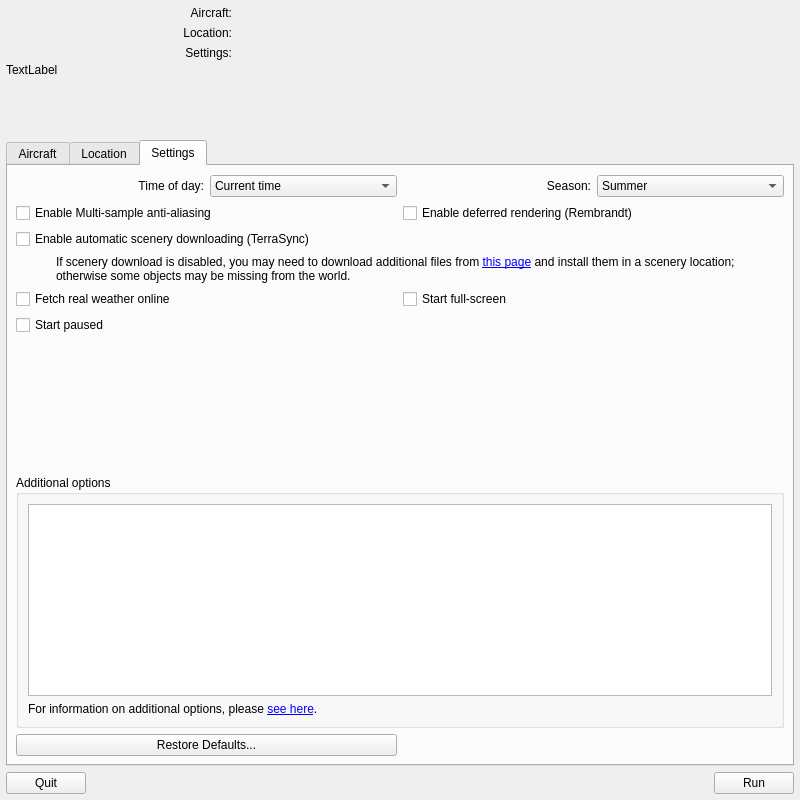
FlightGear/flightgear, file src/GUI/Launcher.ui: the form before one commit.
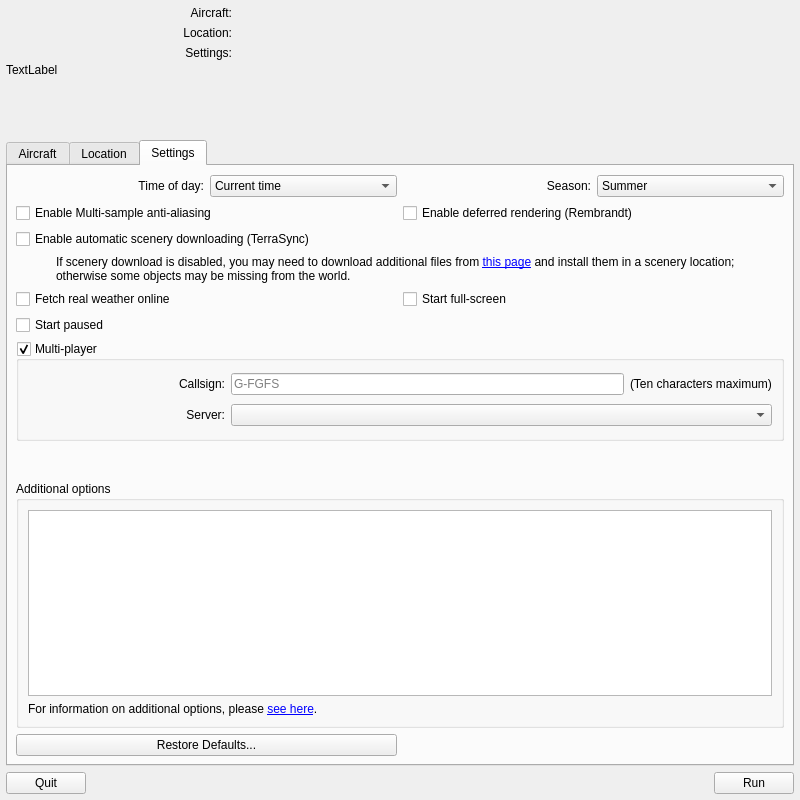
The form after the commit. The open tabs and pages were chosen to show the change. Custom widgets are drawn as their Qt base class.

Commit message: Initial MP support in the launcher.

```diff
--- a/src/GUI/Launcher.ui
+++ b/src/GUI/Launcher.ui
@@ -269,7 +269,7 @@
        <property name="bottomMargin">
         <number>8</number>
        </property>
-       <item row="8" column="0">
+       <item row="9" column="0">
         <widget class="QPushButton" name="restoreDefaultsButton">
          <property name="text">
           <string>Restore Defaults...</string>
@@ -452,7 +452,7 @@
          </item>
         </layout>
        </item>
-       <item row="7" column="0" colspan="2">
+       <item row="8" column="0" colspan="2">
         <widget class="QGroupBox" name="groupBox_2">
          <property name="title">
           <string>Additional options</string>
@@ -480,7 +480,7 @@
          </layout>
         </widget>
        </item>
-       <item row="6" column="0">
+       <item row="7" column="0">
         <spacer name="verticalSpacer">
          <property name="orientation">
           <enum>Qt::Vertical</enum>
@@ -493,6 +493,64 @@
          </property>
         </spacer>
        </item>
+       <item row="6" column="0" colspan="2">
+        <widget class="QGroupBox" name="mpBox">
+         <property name="minimumSize">
+          <size>
+           <width>0</width>
+           <height>100</height>
+          </size>
+         </property>
+         <property name="title">
+          <string>Multi-player</string>
+         </property>
+         <property name="checkable">
+          <bool>true</bool>
+         </property>
+         <layout class="QGridLayout" name="gridLayout" columnstretch="1,2,0">
+          <item row="0" column="0">
+           <widget class="QLabel" name="label_9">
+            <property name="text">
+             <string>Callsign:</string>
+            </property>
+            <property name="alignment">
+             <set>Qt::AlignRight|Qt::AlignTrailing|Qt::AlignVCenter</set>
+            </property>
+           </widget>
+          </item>
+          <item row="1" column="0">
+           <widget class="QLabel" name="label_10">
+            <property name="text">
+             <string>Server:</string>
+            </property>
+            <property name="alignment">
+             <set>Qt::AlignRight|Qt::AlignTrailing|Qt::AlignVCenter</set>
+            </property>
+           </widget>
+          </item>
+          <item row="0" column="1">
+           <widget class="QLineEdit" name="mpCallsign">
+            <property name="maxLength">
+             <number>10</number>
+            </property>
+            <property name="placeholderText">
+             <string>G-FGFS</string>
+            </property>
+           </widget>
+          </item>
+          <item row="0" column="2">
+           <widget class="QLabel" name="label_11">
+            <property name="text">
+             <string>(Ten characters maximum)</string>
+            </property>
+           </widget>
+          </item>
+          <item row="1" column="1" colspan="2">
+           <widget class="QComboBox" name="mpServerCombo"/>
+          </item>
+         </layout>
+        </widget>
+       </item>
       </layout>
      </widget>
     </widget>
```
The commit also changes 2 other files.
